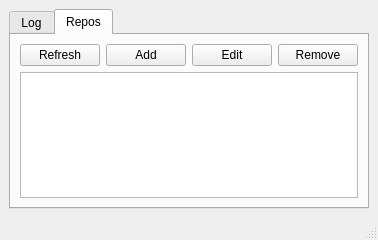
Qt form mainwindow.ui (robguthrie/dudley) before a commit.
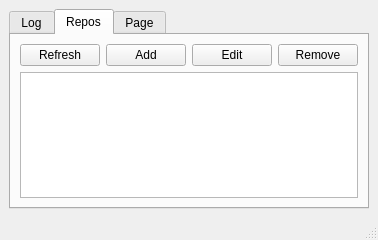
The same form after that commit.

What changed in the file:
```diff
--- a/mainwindow.ui
+++ b/mainwindow.ui
@@ -86,6 +86,11 @@
         </item>
        </layout>
       </widget>
+      <widget class="QWidget" name="tab_3">
+       <attribute name="title">
+        <string>Page</string>
+       </attribute>
+      </widget>
      </widget>
     </item>
    </layout>
```
Left out of the diff: 9 changed lines with no effect on the pictures.
